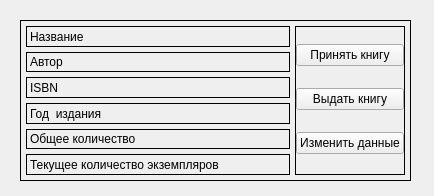
This is ui_file/element/book/books.ui in HiraiKaoTsi/diplom as Qt 5 draws it before an edit. The edited form follows.
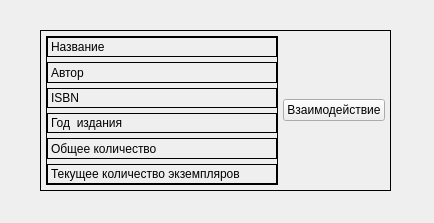
This is the edited form. Icons and pictures are not drawn.

Diff of the .ui file:
```diff
--- a/ui_file/element/book/books.ui
+++ b/ui_file/element/book/books.ui
@@ -7,7 +7,7 @@
     <x>0</x>
     <y>0</y>
     <width>434</width>
-    <height>196</height>
+    <height>223</height>
    </rect>
   </property>
   <property name="windowTitle">
@@ -21,9 +21,9 @@
   <widget class="QFrame" name="frame_book">
    <property name="geometry">
     <rect>
-     <x>20</x>
-     <y>20</y>
-     <width>391</width>
+     <x>40</x>
+     <y>30</y>
+     <width>351</width>
      <height>161</height>
     </rect>
    </property>
@@ -45,7 +45,10 @@
    <property name="frameShadow">
     <enum>QFrame::Raised</enum>
    </property>
-   <layout class="QGridLayout" name="gridLayout">
+   <layout class="QHBoxLayout" name="horizontalLayout">
+    <property name="spacing">
+     <number>5</number>
+    </property>
     <property name="leftMargin">
      <number>5</number>
     </property>
@@ -58,69 +61,12 @@
     <property name="bottomMargin">
      <number>5</number>
     </property>
-    <property name="spacing">
-     <number>5</number>
-    </property>
-    <item row="0" column="0">
-     <widget class="QLabel" name="label_name">
-      <property name="sizePolicy">
-       <sizepolicy hsizetype="Expanding" vsizetype="Preferred">
-        <horstretch>0</horstretch>
-        <verstretch>0</verstretch>
-       </sizepolicy>
-      </property>
-      <property name="text">
-       <string>Название</string>
-      </property>
-     </widget>
-    </item>
-    <item row="5" column="0">
-     <widget class="QLabel" name="label_current_quantity">
-      <property name="text">
-       <string>Текущее количество экземпляров</string>
-      </property>
-     </widget>
-    </item>
-    <item row="3" column="0">
-     <widget class="QLabel" name="label_year_publication">
-      <property name="text">
-       <string>Год  издания</string>
-      </property>
-     </widget>
-    </item>
-    <item row="4" column="0">
-     <widget class="QLabel" name="label_all_quantity">
-      <property name="text">
-       <string>Общее количество</string>
-      </property>
-     </widget>
-    </item>
-    <item row="1" column="0">
-     <widget class="QLabel" name="label_author">
-      <property name="text">
-       <string>Автор</string>
-      </property>
-     </widget>
-    </item>
-    <item row="2" column="0">
-     <widget class="QLabel" name="label_isbn">
-      <property name="text">
-       <string>ISBN</string>
-      </property>
-     </widget>
-    </item>
-    <item row="0" column="1" rowspan="6">
-     <widget class="QFrame" name="frame_button">
-      <property name="sizePolicy">
-       <sizepolicy hsizetype="Preferred" vsizetype="Expanding">
-        <horstretch>0</horstretch>
-        <verstretch>0</verstretch>
-       </sizepolicy>
-      </property>
+    <item>
+     <widget class="QFrame" name="frame_maim_info">
       <property name="minimumSize">
        <size>
-        <width>0</width>
-        <height>0</height>
+        <width>50</width>
+        <height>100</height>
        </size>
       </property>
       <property name="cursor">
@@ -149,68 +95,85 @@
         <number>0</number>
        </property>
        <item>
-        <widget class="QPushButton" name="pushButton_accept">
-         <property name="cursor">
-          <cursorShape>PointingHandCursor</cursorShape>
+        <widget class="QLabel" name="label_name">
+         <property name="sizePolicy">
+          <sizepolicy hsizetype="Expanding" vsizetype="Preferred">
+           <horstretch>0</horstretch>
+           <verstretch>0</verstretch>
+          </sizepolicy>
          </property>
          <property name="text">
-          <string>Принять книгу</string>
+          <string>Название</string>
          </property>
-         <property name="icon">
-          <iconset resource="../../../icons/icons.qrc">
-           <normaloff>:/icons/book/book-pick-up.png</normaloff>:/icons/book/book-pick-up.png</iconset>
-         </property>
-         <property name="iconSize">
-          <size>
-           <width>32</width>
-           <height>32</height>
-          </size>
-         </property>
         </widget>
        </item>
        <item>
-        <widget class="QPushButton" name="pushButton_issue">
-         <property name="cursor">
-          <cursorShape>PointingHandCursor</cursorShape>
+        <widget class="QLabel" name="label_author">
+         <property name="text">
+          <string>Автор</string>
          </property>
+        </widget>
+       </item>
+       <item>
+        <widget class="QLabel" name="label_isbn">
          <property name="text">
-          <string>Выдать книгу</string>
+          <string>ISBN</string>
          </property>
-         <property name="icon">
-          <iconset resource="../../../icons/icons.qrc">
-           <normaloff>:/icons/book/book-gived.png</normaloff>:/icons/book/book-gived.png</iconset>
-         </property>
-         <property name="iconSize">
-          <size>
-           <width>32</width>
-           <height>32</height>
-          </size>
-         </property>
         </widget>
        </item>
        <item>
-        <widget class="QPushButton" name="pushButton_edit">
-         <property name="cursor">
-          <cursorShape>PointingHandCursor</cursorShape>
+        <widget class="QLabel" name="label_year_publication">
+         <property name="text">
+          <string>Год  издания</string>
          </property>
+        </widget>
+       </item>
+       <item>
+        <widget class="QLabel" name="label_all_quantity">
          <property name="text">
-          <string>Изменить данные</string>
+          <string>Общее количество</string>
          </property>
-         <property name="icon">
-          <iconset resource="../../../icons/icons.qrc">
-           <normaloff>:/icons/book/edit-book.png</normaloff>:/icons/book/edit-book.png</iconset>
-         </property>
-         <property name="iconSize">
-          <size>
-           <width>29</width>
-           <height>29</height>
-          </size>
+        </widget>
+       </item>
+       <item>
+        <widget class="QLabel" name="label_current_quantity">
+         <property name="text">
+          <string>Текущее количество экземпляров</string>
          </property>
         </widget>
        </item>
       </layout>
      </widget>
     </item>
+    <item alignment="Qt::AlignHCenter|Qt::AlignVCenter">
+     <widget class="QPushButton" name="pushButton_functional">
+      <property name="minimumSize">
+       <size>
+        <width>100</width>
+        <height>0</height>
+       </size>
+      </property>
+      <property name="cursor">
+       <cursorShape>PointingHandCursor</cursorShape>
+      </property>
+      <property name="text">
+       <string>Взаимодействие</string>
+      </property>
+      <property name="icon">
+       <iconset resource="../../../icons/icons.qrc">
+        <normaloff>:/icons/main/menu.png</normaloff>:/icons/main/menu.png</iconset>
+      </property>
+      <property name="iconSize">
+       <size>
+        <width>28</width>
+        <height>32</height>
+       </size>
+      </property>
+      <property name="autoDefault">
+       <bool>false</bool>
+      </property>
+     </widget>
+    </item>
    </layout>
   </widget>
  </widget>
```
Left out of the diff: 3 changed lines with no effect on the pictures.
